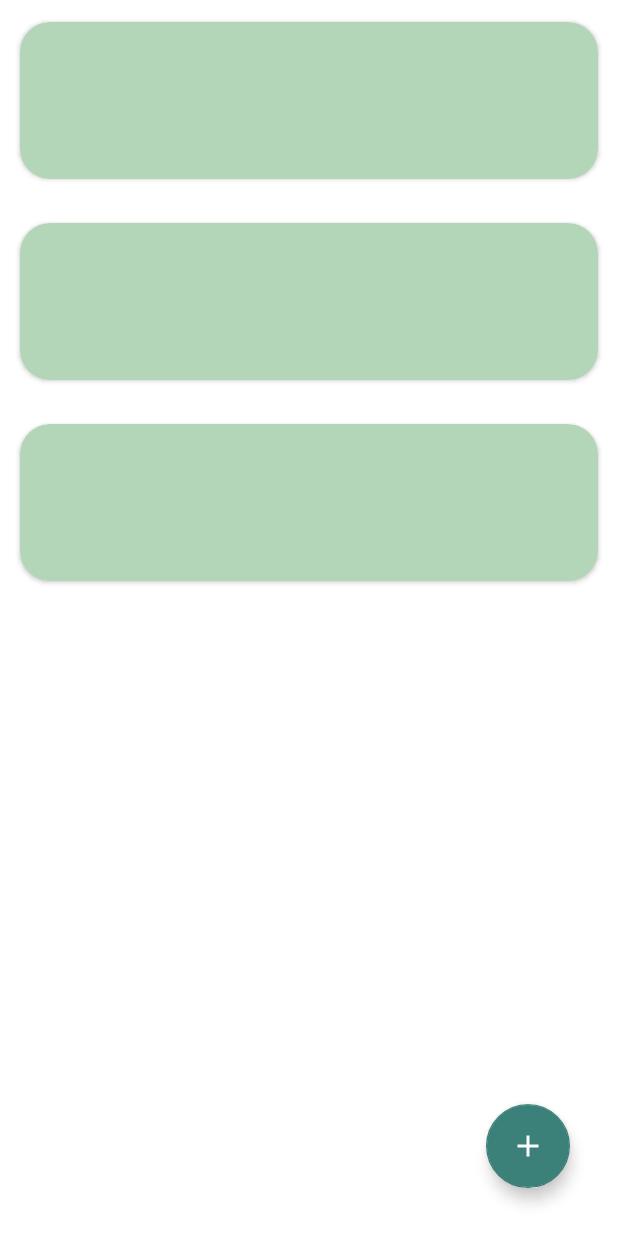
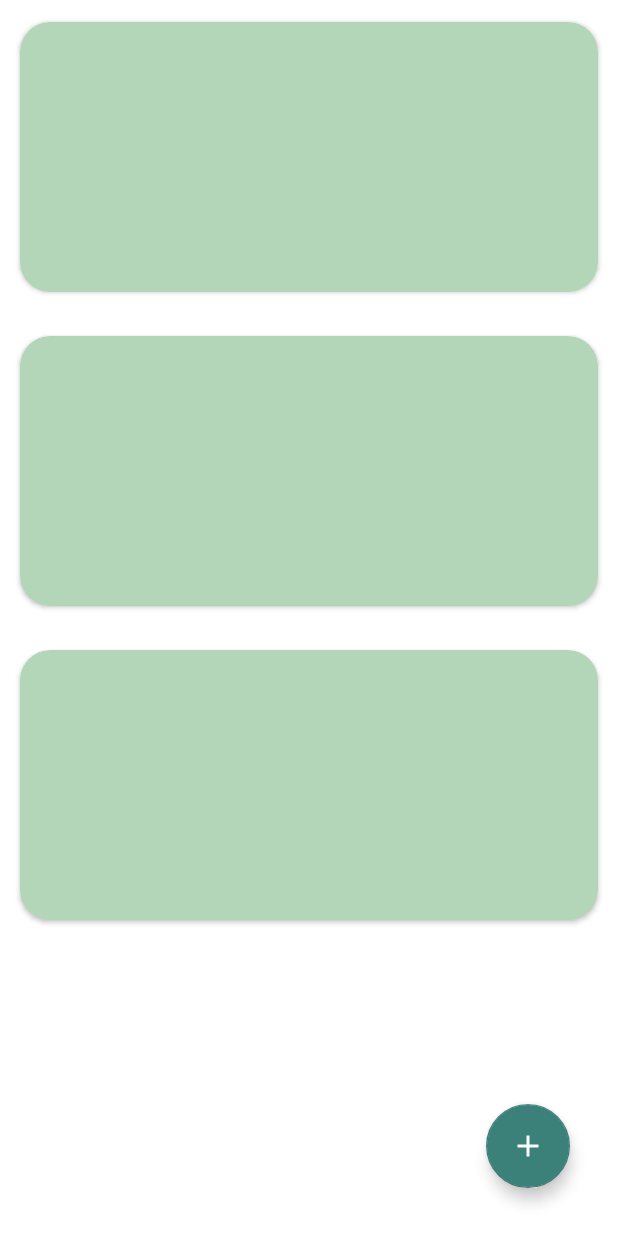
Before and after one commit to Astrumon/Scinerate, an Android app: the layout activity_scientific_work.xml on its own in the app's theme, with its tools: preview values and no code run, on a phone screen of 412 x 824 dp. Run offline under Robolectric (Android 15) with nearby library versions, the phone set to English and light mode, and no system bars.

Commit message:
work with only Article

```diff
--- a/app/src/main/java/com/kpi/scineticle/model/subsystemOfDataBase/UserDatabase.java
+++ b/app/src/main/java/com/kpi/scineticle/model/subsystemOfDataBase/UserDatabase.java
@@ -39,7 +39,7 @@ import com.kpi.scineticle.model.subsystemOfDataBase.user.UserDao;
                       Patent.class, Thesis.class,
                       ElectronicResource.class, LegisNormDocuments.class,
                       Standart.class, Preprint.class,
-                      Catalog.class, BibliographicPointer.class}, version = 12)
+                      Catalog.class, BibliographicPointer.class}, version = 13)
 public abstract class UserDatabase extends RoomDatabase {
 
     private static UserDatabase instance;
--- a/app/src/main/java/com/kpi/scineticle/model/subsystemOfDataBase/article/ArticleDao.java
+++ b/app/src/main/java/com/kpi/scineticle/model/subsystemOfDataBase/article/ArticleDao.java
@@ -47,4 +47,7 @@ public interface ArticleDao {
     @Query("Select * FROM article_table WHERE sheets = :sheets")
     Article getArticleSheets(String sheets);
 
+    @Query("Select * FROM article_table WHERE typeOfWork = :typeOfWork")
+    Article getArticleTypeOfWork(String typeOfWork);
+
 }
--- a/app/src/main/java/com/kpi/scineticle/model/subsystemOfDataBase/book/Book.java
+++ b/app/src/main/java/com/kpi/scineticle/model/subsystemOfDataBase/book/Book.java
@@ -38,7 +38,7 @@ public class Book extends ScientWork {
     private String userLogin;
 
     public Book() {
-
+        super.setTypeOfWork("Книга");
     }
 
     public String getPublish() {
@@ -57,6 +57,7 @@ public class Book extends ScientWork {
         this.year = year;
         this.part = part;
         this.countOfSheets = countOfSheets;
+        super.setTypeOfWork("Книга");
     }
 
     public String getAuthors() {
--- a/app/src/main/res/layout/activity_scientific_work.xml
+++ b/app/src/main/res/layout/activity_scientific_work.xml
@@ -17,7 +17,7 @@
             android:layout_height="match_parent"
             tools:layout_editor_absoluteX="-16dp"
             tools:layout_editor_absoluteY="-137dp"
-            tools:listitem="@layout/item_scientific_work" />
+            tools:listitem="@layout/item_article_work" />
 
         <com.google.android.material.floatingactionbutton.FloatingActionButton
             android:id="@+id/button_add_article"
--- /dev/null
+++ b/app/src/main/res/layout/item_article_work.xml
@@ -0,0 +1,73 @@
+<?xml version="1.0" encoding="utf-8"?>
+<layout xmlns:android="http://schemas.android.com/apk/res/android"
+    xmlns:app="http://schemas.android.com/apk/res-auto">
+
+    <data>
+        <variable
+            name="articleWork"
+            type="com.kpi.scineticle.model.subsystemOfDataBase.article.Article" />
+    </data>
+
+    <androidx.cardview.widget.CardView
+        android:layout_width="match_parent"
+        android:layout_height="wrap_content"
+        android:layout_margin="@dimen/card_margin"
+        app:cardCornerRadius="@dimen/cardview_radius_corner"
+        app:cardElevation="@dimen/cardview_default_elevation"
+        app:cardUseCompatPadding="true"
+        app:cardBackgroundColor="@color/article_color"
+        >
+        <RelativeLayout
+            android:id="@+id/item_article"
+            android:layout_width="wrap_content"
+            android:layout_height="wrap_content"
+            android:padding="@dimen/margin_name"
+            >
+            <TextView
+                android:id="@+id/article_type_of_work"
+                android:layout_width="match_parent"
+                android:layout_height="wrap_content"
+                android:text="@{articleWork.typeOfWork}"
+                android:layout_marginStart="@dimen/margin_name"
+                android:layout_marginLeft="@dimen/margin_name"
+                android:textColor="@color/text"
+                android:textSize="25dp"
+                android:textStyle="bold"
+                android:ellipsize="end"
+                />
+            <TextView
+                android:id="@+id/article_name"
+                android:layout_width="match_parent"
+                android:layout_height="wrap_content"
+                android:text="@{articleWork.nameArticle}"
+
+                android:layout_below="@+id/article_type_of_work"
+
+                android:layout_marginStart="@dimen/margin_name"
+                android:layout_marginLeft="@dimen/margin_name"
+                android:textColor="@color/text"
+                android:textSize="@dimen/article_name_size"
+                android:textStyle="bold"
+                android:ellipsize="end"
+                />
+
+            <TextView
+                android:id="@+id/article_date"
+                android:layout_width="match_parent"
+                android:layout_height="wrap_content"
+                android:text="@{articleWork.date}"
+                android:layout_below="@+id/article_name"
+                android:layout_marginStart="@dimen/margin_name"
+                android:layout_marginLeft="@dimen/margin_name"
+                android:textColor="@color/text"
+                android:textSize="@dimen/article_name_size"
+                android:textStyle="bold"
+                android:ellipsize="end"
+               />
+
+
+        </RelativeLayout>
+
+
+    </androidx.cardview.widget.CardView>
+</layout>
--- a/app/src/main/res/layout/item_scientific_work.xml
+++ /dev/null
@@ -1,43 +0,0 @@
-<?xml version="1.0" encoding="utf-8"?>
-<layout xmlns:app="http://schemas.android.com/apk/res-auto">
-
-    <data>
-        <variable
-            name="scientWork"
-            type="com.kpi.scineticle.model.subsystemOfDataBase.article.Article" />
-    </data>
-
-    <androidx.cardview.widget.CardView xmlns:android="http://schemas.android.com/apk/res/android"
-        android:layout_width="match_parent"
-        android:layout_height="wrap_content"
-        android:layout_margin="@dimen/card_margin"
-        app:cardCornerRadius="@dimen/cardview_radius_corner"
-        app:cardElevation="@dimen/cardview_default_elevation"
-        app:cardUseCompatPadding="true"
-        app:cardBackgroundColor="@color/article_color"
-        >
-        <RelativeLayout
-            android:id="@+id/item_article"
-            android:layout_width="wrap_content"
-            android:layout_height="wrap_content"
-            android:padding="@dimen/margin_name"
-            >
-            <TextView
-                android:id="@+id/article_name"
-                android:layout_width="match_parent"
-                android:layout_height="wrap_content"
-                android:text="@{scientWork.nameArticle}"
-                android:layout_marginStart="@dimen/margin_name"
-                android:layout_marginLeft="@dimen/margin_name"
-                android:textColor="@color/text"
-                android:textSize="@dimen/article_name_size"
-                android:textStyle="bold"
-                android:ellipsize="end"
-                />
-
-
-        </RelativeLayout>
-
-
-    </androidx.cardview.widget.CardView>
-</layout>
```
Also changed, not shown: app/src/main/java/com/kpi/scineticle/model/subsystemOfDataBase/article/Article.java (+10 -1 lines), app/src/main/java/com/kpi/scineticle/model/subsystemOfDataBase/article/ArticleRepository.java (+34 -1 lines), app/src/main/java/com/kpi/scineticle/view/ScientificWorkAdapter.java (+67 -54 lines), app/src/main/java/com/kpi/scineticle/view/ScientificWorkMainActivity.java (+52 -8 lines), app/src/main/java/com/kpi/scineticle/view/holders/ArticleHolder.java (added, +58 -0 lines), app/src/main/java/com/kpi/scineticle/view/holders/BaseViewHolder.java (added, +22 -0 lines), app/src/main/java/com/kpi/scineticle/view/holders/BookHolder.java (added, +56 -0 lines), app/src/main/java/com/kpi/scineticle/viewmodel/subsystemUser/existingUser/ScientificWorkCRUDViewModel.java (+19 -3 lines), app/src/main/res/layout/item_book_work.xml (added, +73 -0 lines).
